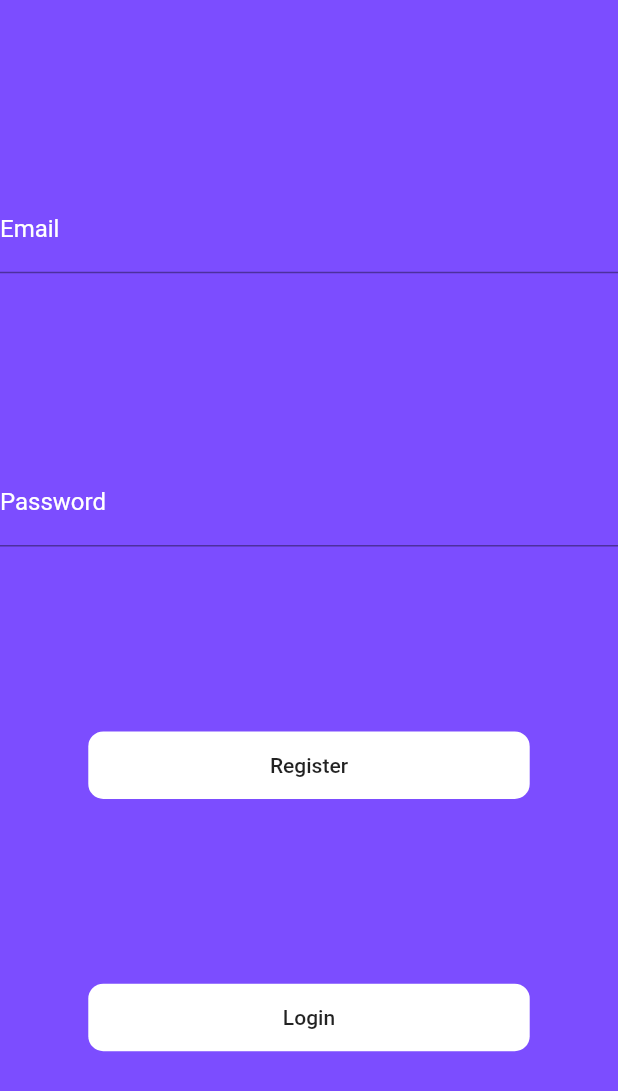
After one commit to miguelknb/flutter-3d-library, a Flutter app: the screen it shows after launch, on a phone screen of 412 x 824 dp. The commit adds this screen. Shown: the top 1091 px of the screen. Run offline on Flutter 3.47's test engine with Material 2 defaults, Android fonts, the phone set to English and light mode, and no system bars; our stand-ins replace firebase_auth, firebase_core, webview_flutter; accounts and stored records are empty.

Commit message:
Tela de Login/Register e adicionar firebase

```diff
--- /dev/null
+++ b/lib/auth.dart
@@ -0,0 +1,120 @@
+// ignore_for_file: prefer_const_constructors
+
+import 'package:flutter/material.dart';
+import 'flutterfire.dart';
+import 'postPage.dart';
+
+import 'model.dart';
+
+class Authentication extends StatefulWidget {
+  const Authentication({Key? key}) : super(key: key);
+
+  @override
+  State<Authentication> createState() => _AuthenticationState();
+}
+
+class _AuthenticationState extends State<Authentication> {
+  TextEditingController _emailField = TextEditingController();
+  TextEditingController _passwordField = TextEditingController();
+
+  void showAlert(String message) {
+    showDialog(context: context, builder: (BuildContext context) {
+      return AlertDialog(
+      title: Text("Error"),
+      content: Text(message),
+    );
+
+    });
+
+
+
+  }
+
+  @override
+  Widget build(BuildContext context) {
+    return Scaffold(
+      body: Container(
+        width: MediaQuery.of(context).size.width,
+        height: MediaQuery.of(context).size.height,
+        decoration: BoxDecoration(
+          color: Colors.deepPurpleAccent,
+        ),
+        child: Column(
+          mainAxisAlignment: MainAxisAlignment.spaceEvenly,
+          children: [
+            TextFormField(
+              controller: _emailField,
+              decoration: InputDecoration(
+                  hintText: "nome@email.com",
+                  labelText: "Email",
+                  labelStyle: TextStyle(
+                    color: Colors.white,
+                  )),
+            ),
+            TextFormField(
+              controller: _passwordField,
+              obscureText: true,
+              decoration: InputDecoration(
+                  hintText: "password",
+                  labelText: "Password",
+                  labelStyle: TextStyle(
+                    color: Colors.white,
+                  )),
+            ),
+            Container(
+              width: MediaQuery.of(context).size.width / 1.4,
+              height: 45,
+              decoration: BoxDecoration(
+                borderRadius: BorderRadius.circular(10.0),
+                color: Colors.white,
+              ),
+              child: MaterialButton(
+                onPressed: () async {
+                  RegisterResponse response =
+                      await register(_emailField.text, _passwordField.text);
+                  if (response.completed == true) {
+                    Navigator.push(
+                      context,
+                      MaterialPageRoute(
+                        builder: (context) => PostPage(model: cubo),
+                      ),
+                    );
+                  } else {
+                    showAlert(response.message);
+                  }
+                },
+                child: Text("Register"),
+              ),
+            ),
+            Container(
+              width: MediaQuery.of(context).size.width / 1.4,
+              height: 45,
+              decoration: BoxDecoration(
+                borderRadius: BorderRadius.circular(10.0),
+                color: Colors.white,
+              ),
+              child: MaterialButton(
+                onPressed: () async {
+                  SignInResponse response =
+                      await signIn(_emailField.text, _passwordField.text);
+                  if (response.completed) {
+                    Navigator.push(
+                      context,
+                      MaterialPageRoute(
+                        builder: (context) => PostPage(model: cubo),
+                      ),
+                    );
+                  }
+                  else {
+                    showAlert(response.message);
+                  }
+                },
+                child: Text("Login"),
+              ),
+            ),
+          ],
+        ),
+      ),
+    );
+  }
+}
--- /dev/null
+++ b/lib/flutterfire.dart
@@ -0,0 +1,54 @@
+import 'package:firebase_auth/firebase_auth.dart';
+import 'package:firebase_core/firebase_core.dart';
+
+class SignInResponse {
+  final bool completed;
+  final String message;
+
+  SignInResponse(this.completed, this.message);
+}
+
+class RegisterResponse {
+  final bool completed;
+  final String message;
+
+  RegisterResponse(this.completed, this.message);
+}
+
+Future<SignInResponse> signIn(String email, String password) async {
+  try {
+    await Firebase.initializeApp();
+    await FirebaseAuth.instance
+        .signInWithEmailAndPassword(email: email, password: password);
+    return SignInResponse(true, "User signed in");
+  } on FirebaseAuthException catch (e) {
+    if (e.code == 'user-not-found') {
+      return SignInResponse(false, "User not found");
+    }
+    if (e.code == 'wrong-password') {
+      return SignInResponse(false, "Invalid credentials");
+    }
+    return SignInResponse(false, "Unable to sign in");
+  }
+}
+
+Future<RegisterResponse> register(String email, String password) async {
+  try {
+    await Firebase.initializeApp();
+    await FirebaseAuth.instance
+        .createUserWithEmailAndPassword(email: email, password: password);
+    return RegisterResponse(true, "User registered");
+  } on FirebaseAuthException catch (e) {
+    if (e.code == 'weak-password') {
+      return RegisterResponse(false, "The password is too weak.");
+    } else if (e.code == 'email-already-in-use') {
+      return RegisterResponse(false, "Email already registered.");
+    } else if (e.code == 'invalid-email') {
+      return RegisterResponse(false, "Invalid email.");
+    } else {
+      return RegisterResponse(false, "Internal error.");
+    }
+  } catch (e) {
+    return RegisterResponse(false, "Internal error.");
+  }
+}
--- a/lib/main.dart
+++ b/lib/main.dart
@@ -1,8 +1,15 @@
 import 'package:flutter/material.dart';
+import 'package:flutter3d/auth.dart';
 import 'package:flutter3d/postPage.dart';
 import 'model.dart';
 
-void main() {
+
+import 'auth.dart';
+import 'package:firebase_core/firebase_core.dart';
+
+void main() async {
+  WidgetsFlutterBinding.ensureInitialized();
+  await Firebase.initializeApp();
   runApp(App());
 }
 
@@ -12,7 +19,8 @@ class App extends StatelessWidget {
   @override
   Widget build(BuildContext context) {
     return MaterialApp(
-        home: PostPage(model: cubo,),
+        title: "3D Library Chad",
+        home: Authentication(),
     );
   }
 }
--- a/pubspec.yaml
+++ b/pubspec.yaml
@@ -39,6 +39,11 @@ dependencies:
 dev_dependencies:
   flutter_test:
     sdk: flutter
+
+  firebase_core: "^1.16.0"
+  firebase_auth: "^3.3.17"
+  cloud_firestore: "^3.1.14"
+
 
   # The "flutter_lints" package below contains a set of recommended lints to
   # encourage good coding practices. The lint set provided by the package is
```
Also changed, not shown: lib/api.dart (added), pubspec.lock, 3 other files.
